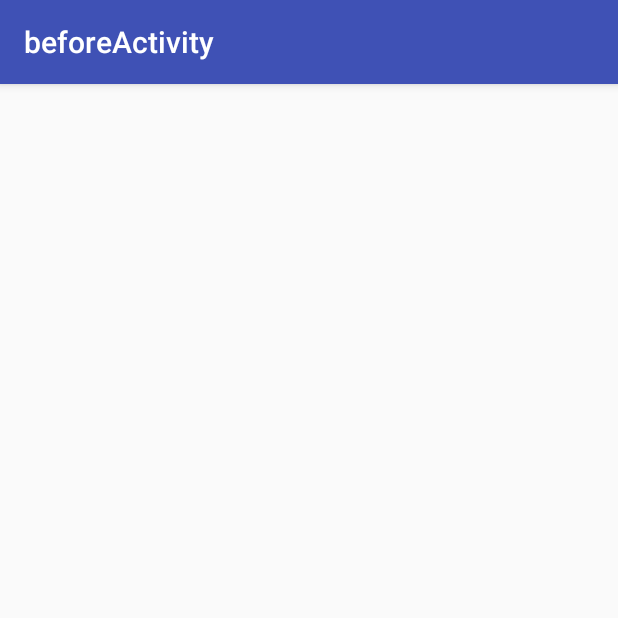
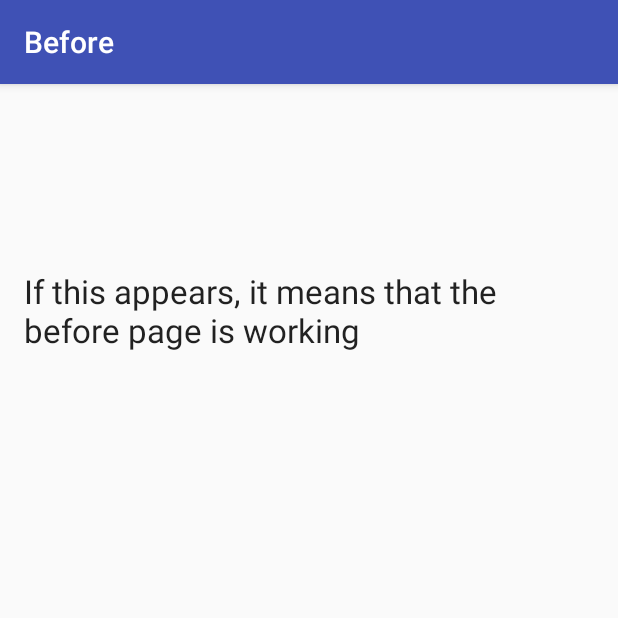
Before and after one commit to krashanoff/quake, an Android app: the screen it shows after launch (beforeActivity), after a tap on "BEFORE", on a phone screen of 412 x 824 dp, the top half of it. Run offline under Robolectric (Android 15) with nearby library versions, the phone set to English and light mode, and no system bars.

Commit message:
Fix for the 'Before' page, and add titles to all pages

```diff
--- a/app/src/main/java/org/dhsdevelopers/quake/MainActivity.java
+++ b/app/src/main/java/org/dhsdevelopers/quake/MainActivity.java
@@ -22,23 +22,23 @@ public class MainActivity extends AppCompatActivity {
         setTitle("Quake");
         setSupportActionBar(toolbar);
 
-        //Before button
+        //Before button [IN NEED OF REPAIRS]
         Button before = (Button) findViewById(R.id.before);
 
         before.setOnClickListener(new View.OnClickListener() {
             public void onClick(View v) {
-                Intent intent = new Intent(MainActivity.this, beforeActivity.class);
-                startActivity(intent);
+                Intent before = new Intent(MainActivity.this, beforeActivity.class);
+                startActivity(before);
             }
         });
 
-        //After button
+        //After button [CONFIRMED TO WORK]
         Button after = (Button) findViewById(R.id.after);
 
         after.setOnClickListener(new View.OnClickListener() {
             public void onClick(View v) {
-                Intent intent = new Intent(MainActivity.this, afterActivity.class);
-                startActivity(intent);
+                Intent after = new Intent(MainActivity.this, afterActivity.class);
+                startActivity(after);
             }
         });
 
--- a/app/src/main/java/org/dhsdevelopers/quake/beforeActivity.java
+++ b/app/src/main/java/org/dhsdevelopers/quake/beforeActivity.java
@@ -15,15 +15,8 @@ public class beforeActivity extends AppCompatActivity {
         setContentView(R.layout.activity_before);
         Toolbar toolbar = (Toolbar) findViewById(R.id.toolbar);
         setSupportActionBar(toolbar);
+        setTitle("Before");
 
-        FloatingActionButton fab = (FloatingActionButton) findViewById(R.id.fab);
-        fab.setOnClickListener(new View.OnClickListener() {
-            @Override
-            public void onClick(View view) {
-                Snackbar.make(view, "Replace with your own action", Snackbar.LENGTH_LONG)
-                        .setAction("Action", null).show();
-            }
-        });
     }
 
 }
--- a/app/src/main/res/layout/content_before.xml
+++ b/app/src/main/res/layout/content_before.xml
@@ -12,4 +12,13 @@
     tools:context="org.dhsdevelopers.quake.beforeActivity"
     tools:showIn="@layout/activity_before">
 
+    <TextView
+        android:layout_width="wrap_content"
+        android:layout_height="wrap_content"
+        android:textAppearance="?android:attr/textAppearanceLarge"
+        android:text="If this appears, it means that the before page is working"
+        android:id="@+id/textView"
+        android:layout_marginTop="107dp"
+        android:layout_alignParentTop="true"
+        android:layout_centerHorizontal="true" />
 </RelativeLayout>
```
Also changed, not shown: app/src/main/java/org/dhsdevelopers/quake/afterActivity.java (+1 -8 lines), app/src/main/java/org/dhsdevelopers/quake/kitsActivity.java (+1 -8 lines), app/src/main/java/org/dhsdevelopers/quake/mapsActivity.java (+1 -8 lines), app/src/main/java/org/dhsdevelopers/quake/sheltersActivity.java (+1 -8 lines).
